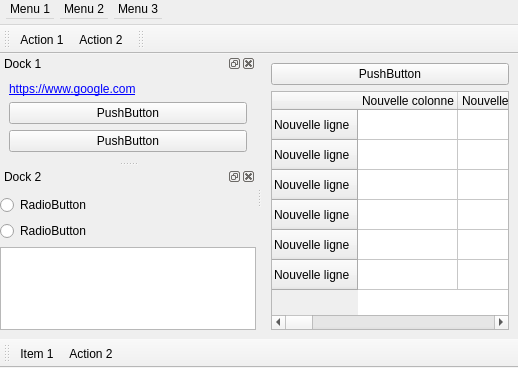
The window that examples/mainwindow/MainWindow.ui (wangwenx190/framelesshelper) describes before a commit, drawn with Qt 5.
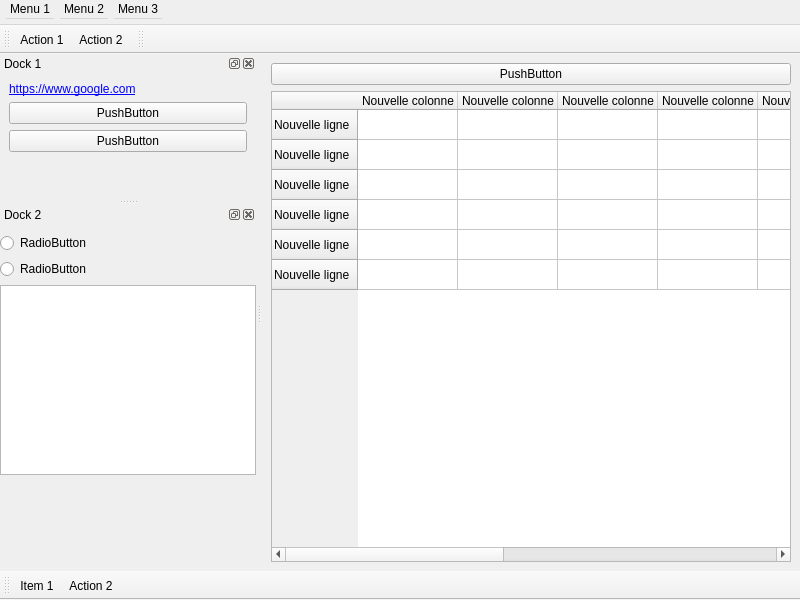
The same window after the commit. Icons and pictures are not drawn.

What changed in the file:
```diff
--- a/examples/mainwindow/MainWindow.ui
+++ b/examples/mainwindow/MainWindow.ui
@@ -6,8 +6,8 @@
    <rect>
     <x>0</x>
     <y>0</y>
-    <width>518</width>
-    <height>368</height>
+    <width>800</width>
+    <height>600</height>
    </rect>
   </property>
   <property name="windowTitle">
```
